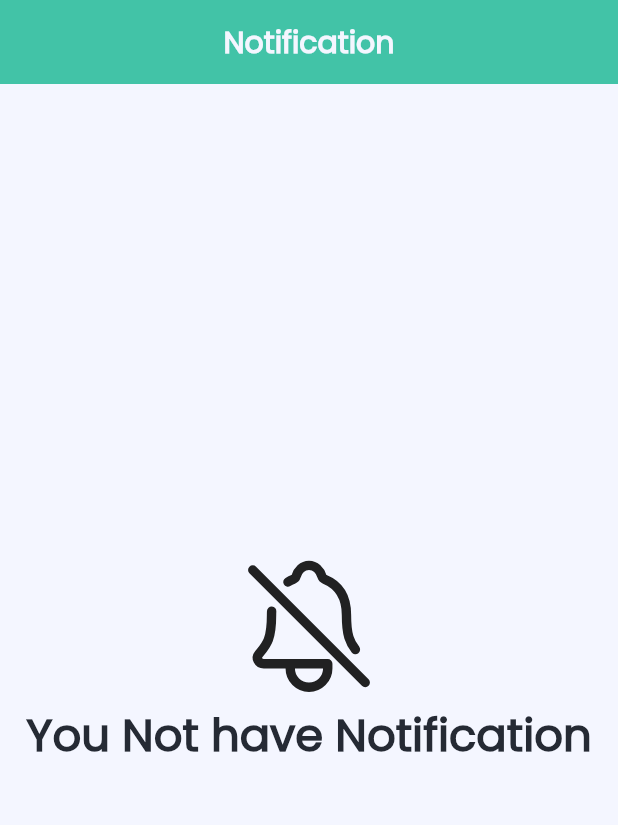
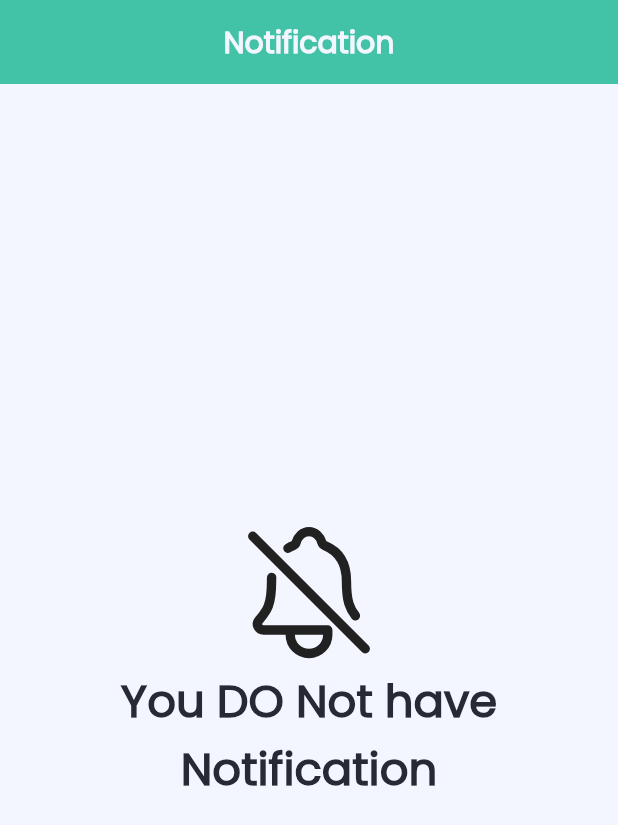
Before and after one commit to GDSCKMSUni/Rased, a Flutter app: the NotificationPage screen opened directly, on a phone screen of 412 x 824 dp. Shown: the top 825 px of the screen. Run offline on Flutter 3.47's test engine with Material 2 defaults, Android fonts, the phone set to English and light mode, and no system bars; our stand-ins replace cached_network_image, firebase_auth, firebase_core, firebase_messaging, get, get_storage and 5 more; missing offline and left inert: helpers; accounts and stored records are empty.

Commit message:
version compatiblity changes

```diff
--- a/lib/pages/community_page.dart
+++ b/lib/pages/community_page.dart
@@ -1,4 +1,5 @@
 import 'package:flutter/material.dart';
+import 'package:flutter/services.dart';
 import 'package:ionicons/ionicons.dart';
 import 'package:localize_and_translate/localize_and_translate.dart';
 
@@ -57,7 +58,6 @@ class _HomeScreenMobile extends StatelessWidget {
       controller: scrollController,
       slivers: [
         SliverAppBar(
-          brightness: Brightness.light,
           backgroundColor: Colors.white,
           title: Text(
             'المجتمع',
@@ -69,7 +69,7 @@ class _HomeScreenMobile extends StatelessWidget {
             ),
           ),
           centerTitle: false,
-          floating: true,
+          floating: true, systemOverlayStyle: SystemUiOverlayStyle.dark,
           // actions: [
           //   CircleButton(
           //     icon: Icons.search,
--- a/lib/pages/notification_page.dart
+++ b/lib/pages/notification_page.dart
@@ -24,7 +24,7 @@ class NotificationPage extends StatelessWidget {
             mainAxisAlignment: MainAxisAlignment.center,
             children: [
               Center(child: Icon(Ionicons.notifications_off_outline, size: 100,),),
-              Text("You Not have Notification", textAlign: TextAlign.center,  style: TextStyle(fontWeight: FontWeight.bold, fontSize: 30),),
+              Text("You DO Not have Notification", textAlign: TextAlign.center,  style: TextStyle(fontWeight: FontWeight.bold, fontSize: 30),),
             ],
           ),
         ),
```
Also changed, not shown: 7 other files.
